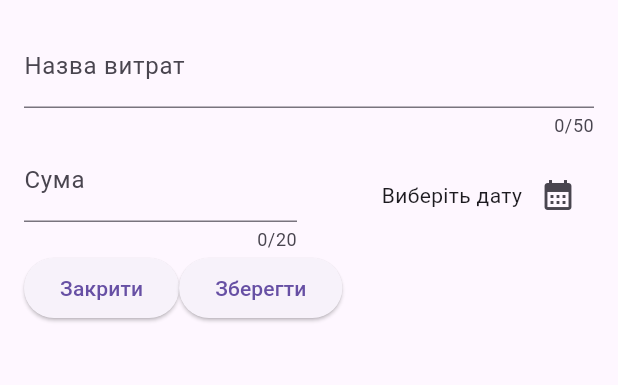
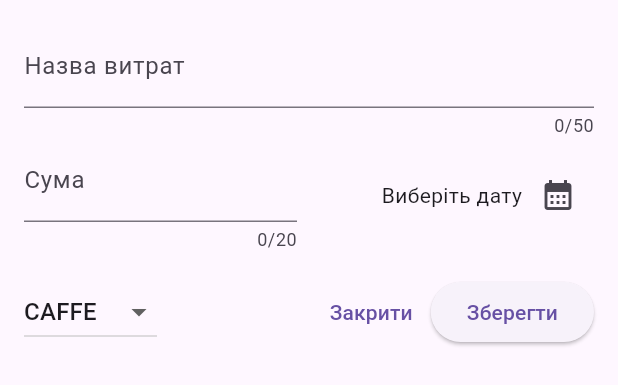
Before and after one commit to Xavries/expenses_app, a Flutter app: the NewExpense widget shown alone on an empty page, opened directly, on a phone screen of 412 x 824 dp. Shown: the top 385 px of the screen. Run offline on Flutter 3.47's test engine with Material 3 defaults, Android fonts, the phone set to English and light mode, and no system bars.

Commit message:
dropdawn button

```diff
--- a/lib/widgets/new_expense.dart
+++ b/lib/widgets/new_expense.dart
@@ -14,6 +14,7 @@ class _NewExpenseState extends State<NewExpense> {
   final _titleController = TextEditingController();
   final _amountController = TextEditingController();
   DateTime? _selectedDate;
+  Category _selectedCategory = Category.caffe;
 
   void _openDatePicker() async {
     final now = DateTime.now();
@@ -72,9 +73,25 @@ class _NewExpenseState extends State<NewExpense> {
                 )
             ],
           ),
+          const SizedBox(height: 16,),
           Row(
             children: [
-              ElevatedButton(
+              DropdownButton(
+                value: _selectedCategory,
+                items: Category.values.map(
+                  (category) => DropdownMenuItem(value: category, child: Text(category.name.toUpperCase()))
+                  ).toList(),
+                onChanged: (value) {
+                  if (value == null) {
+                    return;
+                  }
+                  setState(() {
+                    _selectedCategory = value;
+                  });
+                }
+                ),
+              const Spacer(),
+              TextButton(
                 onPressed: () {Navigator.pop(context);},
                 child: Text('Закрити')
               ),
```
